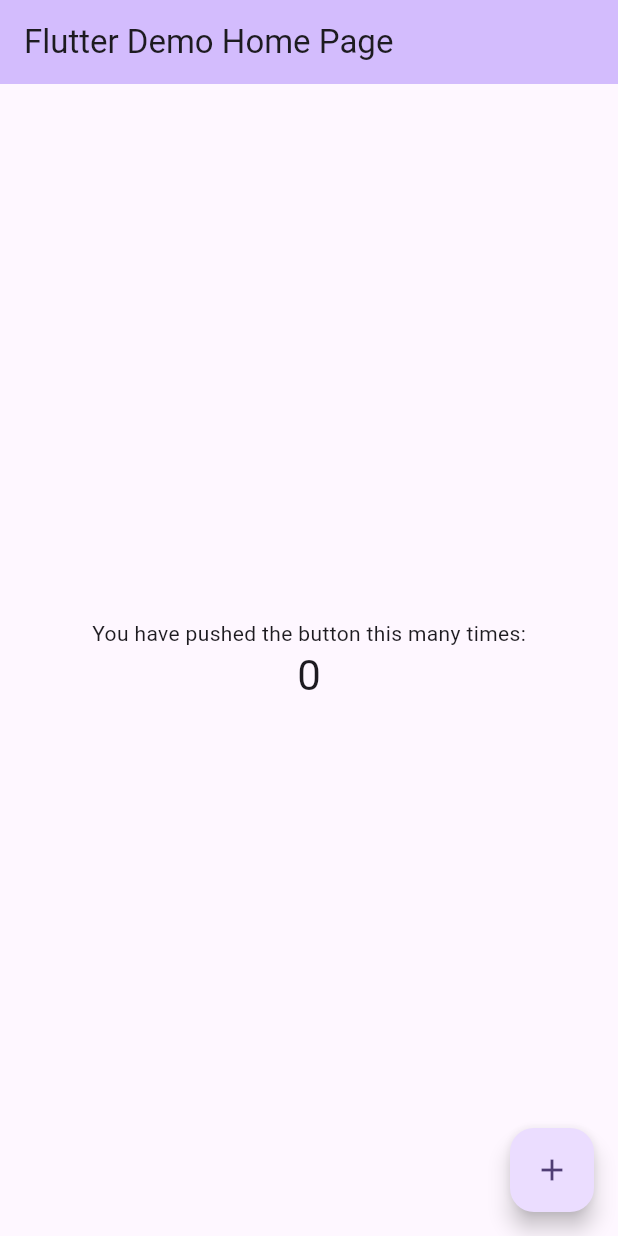
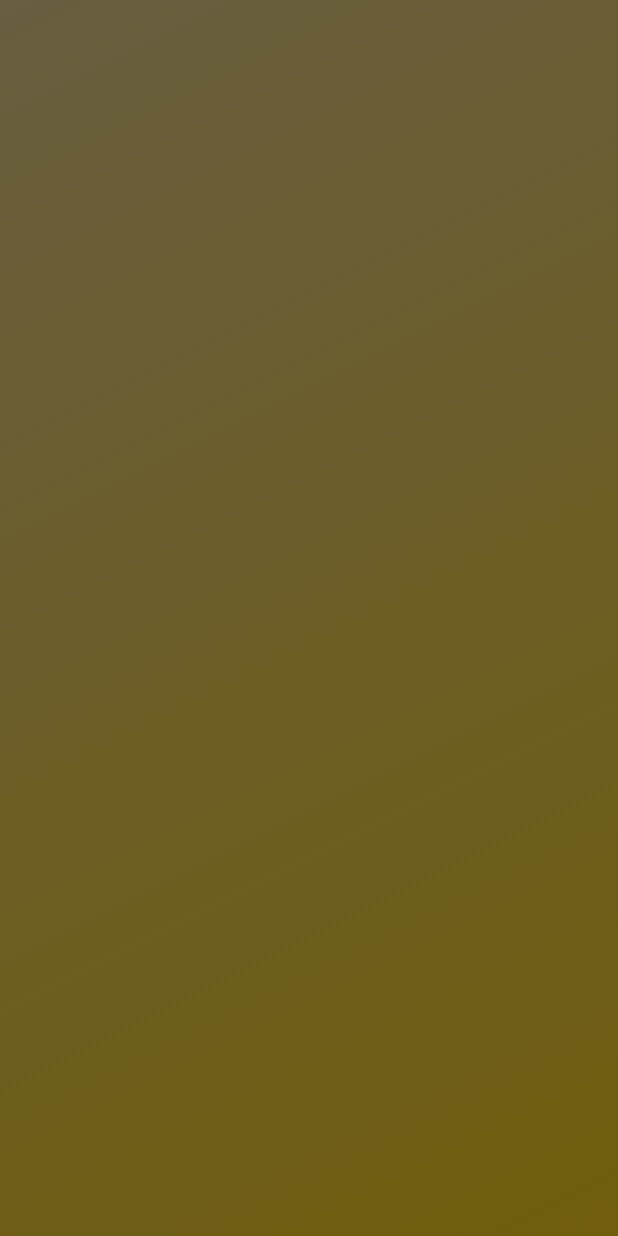
Before and after one commit to HarisMilonas/museum_app, a Flutter app: the screen it shows after launch, on a phone screen of 412 x 824 dp. Run offline on Flutter 3.47's test engine with Material 2 defaults, Android fonts, the phone set to English and light mode, and no system bars.

Commit message:
Initial commit

```diff
--- a/lib/main.dart
+++ b/lib/main.dart
@@ -1,4 +1,5 @@
 import 'package:flutter/material.dart';
+import 'package:museum_app/view/main_page.dart';
 
 void main() {
   runApp(const MyApp());
@@ -28,7 +29,7 @@ class MyApp extends StatelessWidget {
         //
         // This works for code too, not just values: Most code changes can be
         // tested with just a hot reload.
-        colorScheme: ColorScheme.fromSeed(seedColor: Colors.deepPurple),
+        colorScheme: ColorScheme.fromSeed(seedColor: Colors.amberAccent),
         useMaterial3: true,
       ),
       home: const MyHomePage(title: 'Flutter Demo Home Page'),
@@ -38,16 +39,6 @@ class MyApp extends StatelessWidget {
 
 class MyHomePage extends StatefulWidget {
   const MyHomePage({super.key, required this.title});
-
-  // This widget is the home page of your application. It is stateful, meaning
-  // that it has a State object (defined below) that contains fields that affect
-  // how it looks.
-
-  // This class is the configuration for the state. It holds the values (in this
-  // case the title) provided by the parent (in this case the App widget) and
-  // used by the build method of the State. Fields in a Widget subclass are
-  // always marked "final".
-
   final String title;
 
   @override
@@ -55,71 +46,8 @@ class MyHomePage extends StatefulWidget {
 }
 
 class _MyHomePageState extends State<MyHomePage> {
-  int _counter = 0;
-
-  void _incrementCounter() {
-    setState(() {
-      // This call to setState tells the Flutter framework that something has
-      // changed in this State, which causes it to rerun the build method below
-      // so that the display can reflect the updated values. If we changed
-      // _counter without calling setState(), then the build method would not be
-      // called again, and so nothing would appear to happen.
-      _counter++;
-    });
-  }
-
   @override
   Widget build(BuildContext context) {
-    // This method is rerun every time setState is called, for instance as done
-    // by the _incrementCounter method above.
-    //
-    // The Flutter framework has been optimized to make rerunning build methods
-    // fast, so that you can just rebuild anything that needs updating rather
-    // than having to individually change instances of widgets.
-    return Scaffold(
-      appBar: AppBar(
-        // TRY THIS: Try changing the color here to a specific color (to
-        // Colors.amber, perhaps?) and trigger a hot reload to see the AppBar
-        // change color while the other colors stay the same.
-        backgroundColor: Theme.of(context).colorScheme.inversePrimary,
-        // Here we take the value from the MyHomePage object that was created by
-        // the App.build method, and use it to set our appbar title.
-        title: Text(widget.title),
-      ),
-      body: Center(
-        // Center is a layout widget. It takes a single child and positions it
-        // in the middle of the parent.
-        child: Column(
-          // Column is also a layout widget. It takes a list of children and
-          // arranges them vertically. By default, it sizes itself to fit its
-          // children horizontally, and tries to be as tall as its parent.
-          //
-          // Column has various properties to control how it sizes itself and
-          // how it positions its children. Here we use mainAxisAlignment to
-          // center the children vertically; the main axis here is the vertical
-          // axis because Columns are vertical (the cross axis would be
-          // horizontal).
-          //
-          // TRY THIS: Invoke "debug painting" (choose the "Toggle Debug Paint"
-          // action in the IDE, or press "p" in the console), to see the
-          // wireframe for each widget.
-          mainAxisAlignment: MainAxisAlignment.center,
-          children: <Widget>[
-            const Text(
-              'You have pushed the button this many times:',
-            ),
-            Text(
-              '$_counter',
-              style: Theme.of(context).textTheme.headlineMedium,
-            ),
-          ],
-        ),
-      ),
-      floatingActionButton: FloatingActionButton(
-        onPressed: _incrementCounter,
-        tooltip: 'Increment',
-        child: const Icon(Icons.add),
-      ), // This trailing comma makes auto-formatting nicer for build methods.
-    );
+    return const Scaffold(body: MainPage());
   }
 }
--- /dev/null
+++ b/lib/view/main_page.dart
@@ -0,0 +1,23 @@
+import 'package:flutter/material.dart';
+
+class MainPage extends StatefulWidget {
+  const MainPage({Key? key}) : super(key: key);
+
+  @override
+  State<MainPage> createState() => _MainPageState();
+}
+
+class _MainPageState extends State<MainPage> {
+  @override
+  Widget build(BuildContext context) {
+    return Container(
+      decoration: BoxDecoration(
+        color: Theme.of(context).primaryColor,
+        gradient: LinearGradient(colors: [
+          Theme.of(context).primaryColor,
+          Theme.of(context).colorScheme.secondary
+        ], begin: Alignment.bottomRight, end: Alignment.topLeft),
+      ),
+    );
+  }
+}
--- a/pubspec.yaml
+++ b/pubspec.yaml
@@ -35,6 +35,7 @@ dependencies:
   # The following adds the Cupertino Icons font to your application.
   # Use with the CupertinoIcons class for iOS style icons.
   cupertino_icons: ^1.0.2
+  carousel_slider: ^4.2.1
 
 dev_dependencies:
   flutter_test:
```
Also changed, not shown: pubspec.lock.
